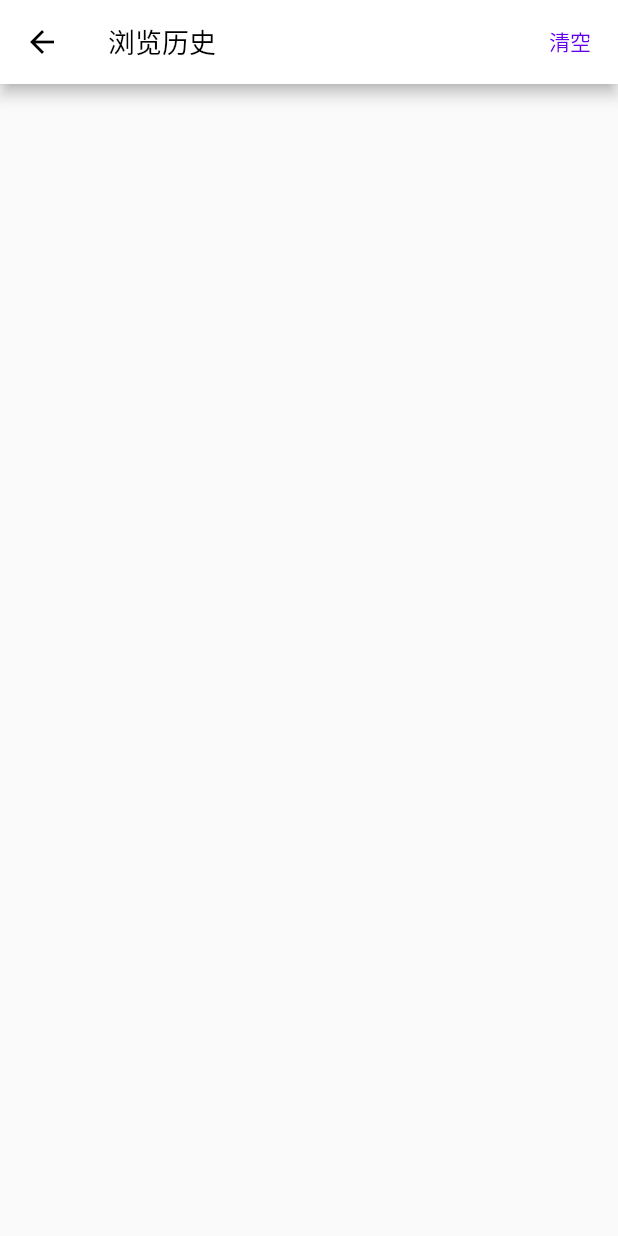
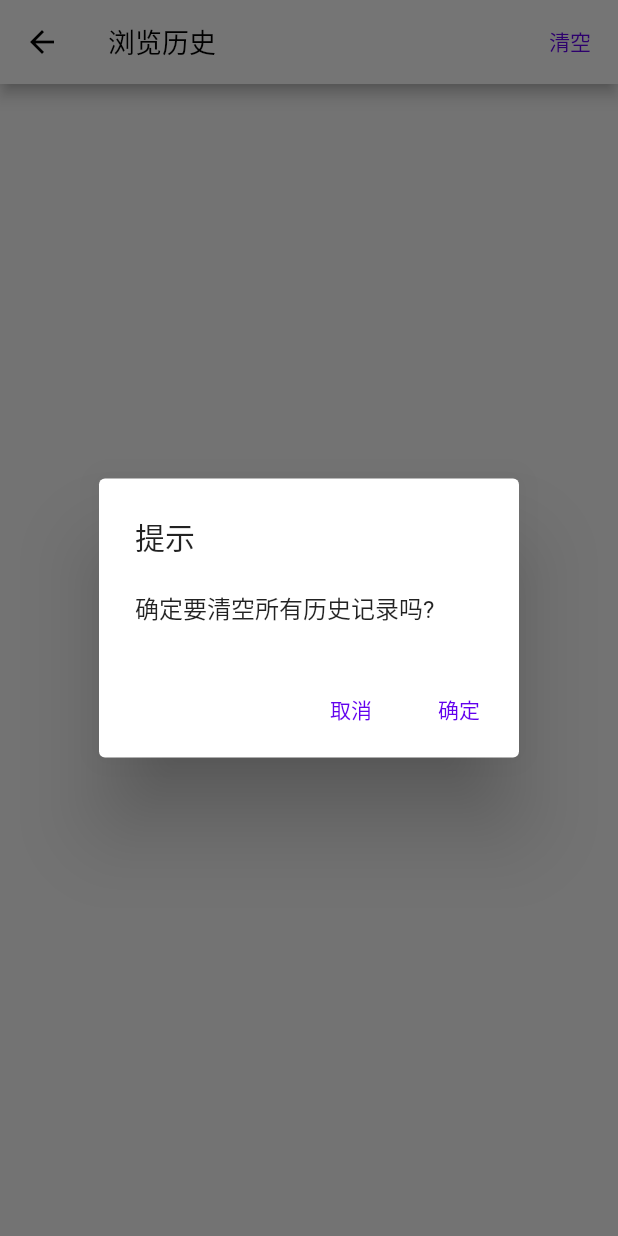
Before and after one commit to kerrinz/pixiv-artvier, a Flutter app: the ViewHistory screen opened directly, after a tap on "清空", on a phone screen of 412 x 824 dp. Run offline on Flutter 3.47's test engine with Material 2 defaults, Android fonts, the phone set to English and light mode, and no system bars; drawn by our look-alikes of waterfall_flow; our stand-ins replace cached_network_image, date_format, dio, extended_nested_scroll_view, fluttertoast, image_gallery_saver and 4 more; accounts and stored records are empty; statements that could not run were skipped.

Commit message:
历史记录支持清空;修改了一些配置

```diff
--- a/lib/pages/artworks/view_history.dart
+++ b/lib/pages/artworks/view_history.dart
@@ -10,25 +10,51 @@ class ViewHistory extends StatelessWidget {
   final List<CommonIllust> list = [];
   @override
   Widget build(BuildContext context) {
-    list.addAll(HistoryStore.getHistoryIllust());
+    _provider.setList(HistoryStore.getHistoryIllust());
     return Scaffold(
       appBar: AppBar(
         title: Text("浏览历史"),
         actions: [
-          TextButton(onPressed: (){}, child: Text("清空")),
+          // 清空的按钮
+          TextButton(
+            child: Text("清空"),
+            onPressed: () {
+              showDialog<bool>(
+                context: context,
+                builder: (context) {
+                  return AlertDialog(
+                    title: Text("提示"),
+                    content: Text("确定要清空所有历史记录吗?"),
+                    actions: <Widget>[
+                      TextButton(
+                        child: Text("取消"),
+                        onPressed: () => Navigator.of(context).pop(),
+                      ),
+                      TextButton(
+                        child: Text("确定"),
+                        onPressed: () {
+                          HistoryStore.clearIllusts().then((value) => _provider.clearList());
+                          Navigator.of(context).pop();
+                        },
+                      ),
+                    ],
+                  );
+                },
+              );
+            },
+          ),
         ],
       ),
       body: Container(
-        child: ProviderWidget(
-            model: _provider,
-            child: StatefulBuilder(
-              builder: (context, StateSetter setState) {
-                return IllustWaterfallGrid(
-                  artworkList: list,
-                  onLazyLoad: () {},
-                );
-              },
-            )),
+        child: ProviderWidget<IllustWaterfallProvider>(
+          model: _provider,
+          builder: (BuildContext context, IllustWaterfallProvider value, Widget? child) {
+            return IllustWaterfallGrid(
+              artworkList: value.list,
+              onLazyLoad: () {},
+            );
+          },
+        ),
       ),
     );
   }
--- a/lib/store/history_store.dart
+++ b/lib/store/history_store.dart
@@ -39,7 +39,7 @@ class HistoryStore {
   }
 
   // 清空插画的历史记录
-  static Future clearIllusts() async {
+  static Future<bool> clearIllusts() async {
     return await GlobalStore.globalSharedPreferences.setString(HISTORY_ILLUST, jsonEncode([]));
   }
 }
--- a/lib/widgets/base_provider_widget.dart
+++ b/lib/widgets/base_provider_widget.dart
@@ -2,24 +2,45 @@ import 'package:flutter/material.dart';
 import 'package:provider/provider.dart';
 
 ///
-/// Provider的快捷创建组件
+/// Provider快捷创建组件，内置Consumer
+/// 示例：
+/// ProviderWidget<XXXProvider>(
+///   model: XXXProvider(),
+///   builder: (BuildContext context, XXXProvider value, Widget? child) {
+///     return Text(value.text);
+///   },
+/// ),
 ///
 class ProviderWidget<T extends ChangeNotifier> extends StatefulWidget {
   final T model;
-  final Widget child;
+  final Widget Function(
+    BuildContext context,
+    T value,
+    Widget? child,
+  ) builder;
+  final Widget? child;
 
-  const ProviderWidget({required this.child, required this.model}) : super();
+  const ProviderWidget({required this.model, required this.builder, this.child}) : super();
 
   @override
-  State<StatefulWidget> createState() => ProviderWidgetState();
+  ProviderWidgetState<T> createState() => ProviderWidgetState<T>();
 }
 
-class ProviderWidgetState extends State<ProviderWidget> {
+class ProviderWidgetState<T extends ChangeNotifier> extends State<ProviderWidget<T>> {
   @override
   Widget build(BuildContext context) {
-    return ChangeNotifierProvider.value(
+    return ChangeNotifierProvider<T>.value(
       value: widget.model,
-      child: widget.child,
+      child: Consumer<T>(
+        builder: widget.builder,
+        child: widget.child,
+      ),
     );
   }
+
+  @override
+  void dispose() {
+    super.dispose();
+    widget.model.dispose();
+  }
 }
```
Also changed, not shown: lib/widgets/user_previews_listview.dart (+1 -6 lines).
